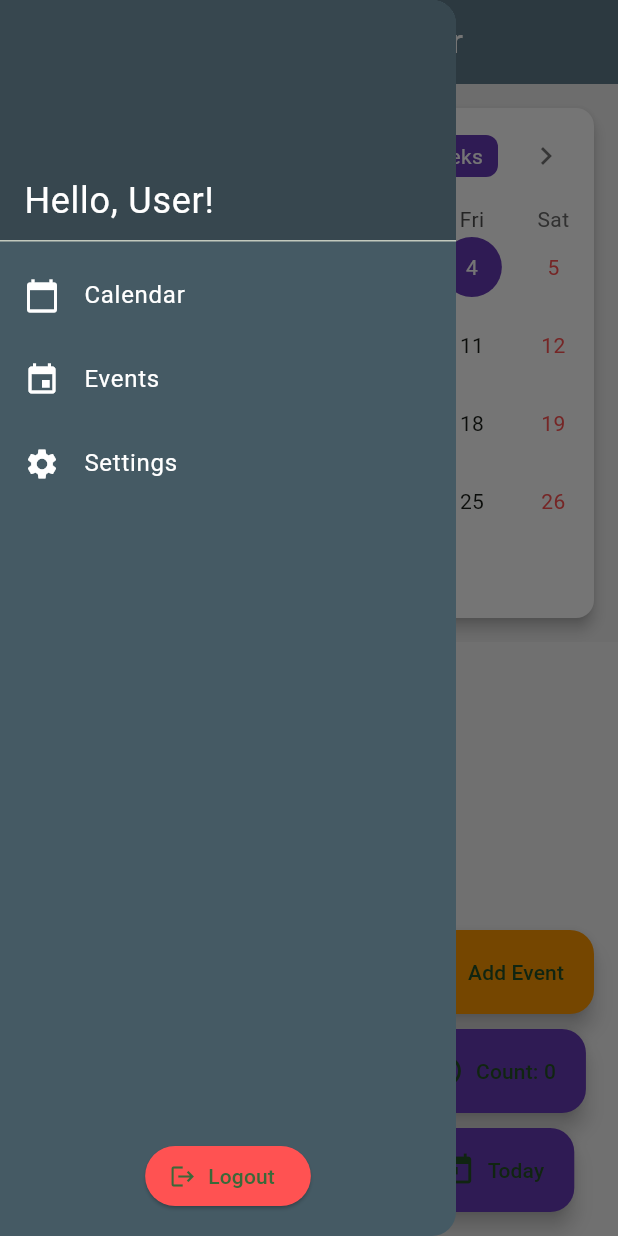
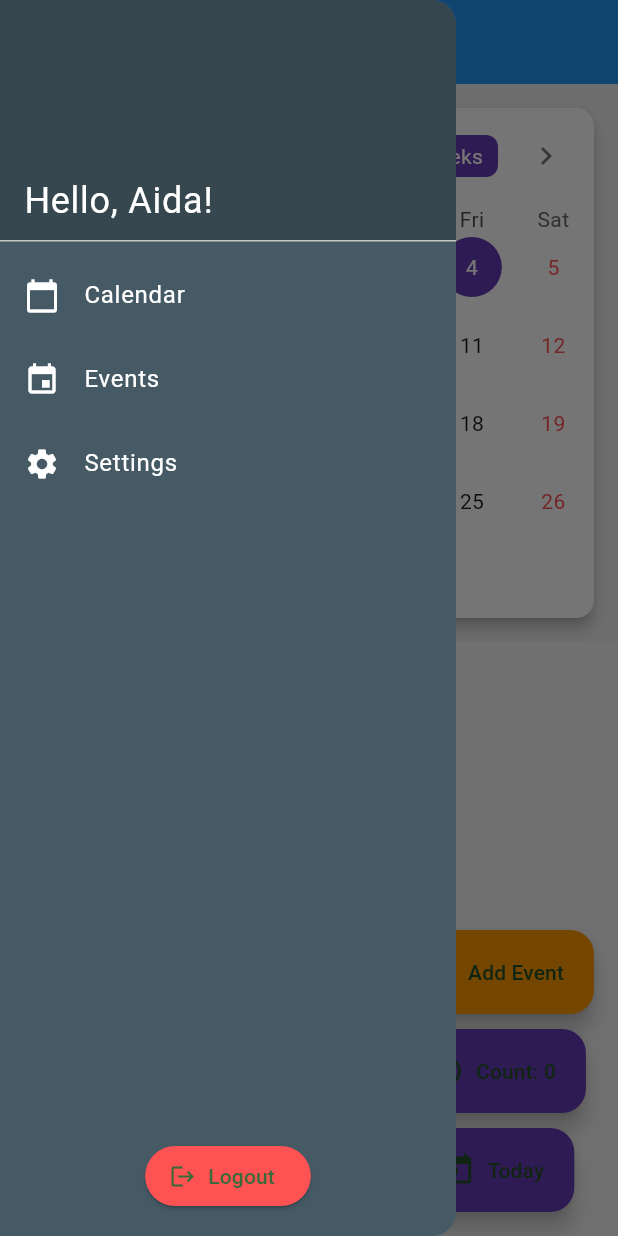
Before and after one commit to muazzamaqeel/Planify-Calendar, a Flutter app: the CalendarWindow screen opened by its route, with the side drawer open, on a phone screen of 412 x 824 dp. Run offline on Flutter 3.47's test engine with Material 3 defaults, Android fonts, the phone set to English and light mode, and no system bars; drawn by our look-alikes of table_calendar; our stand-ins replace getwidget.

Commit message:
Update CalendarWindow.dart

```diff
--- a/src/FrontEnd/fluttercalendar/lib/screens/calendar_view/CalendarWindow.dart
+++ b/src/FrontEnd/fluttercalendar/lib/screens/calendar_view/CalendarWindow.dart
@@ -66,10 +66,14 @@ class _CalendarWindowState extends State<CalendarWindow> {
       // Darker app bar for contrast
       appBar: GFAppBar(
         title: const Text(
-          "Modern Flutter Calendar",
-          style: TextStyle(color: Colors.white),
-        ),
-        backgroundColor: Colors.blueGrey,
+          "Planify",
+          // Making the text also bold and white for better visibility
+            style: TextStyle(
+                fontWeight: FontWeight.bold,
+                color: Colors.white,
+            ),
+          ),
+        backgroundColor: Colors.blue,
         iconTheme: const IconThemeData(color: Colors.white),
       ),
 
@@ -83,7 +87,7 @@ class _CalendarWindowState extends State<CalendarWindow> {
               child: Align(
                 alignment: Alignment.bottomLeft,
                 child: Text(
-                  'Hello, User!',
+                  'Hello, Aida!',
                   style: TextStyle(
                     color: Colors.white,
                     fontSize: 24,
```
